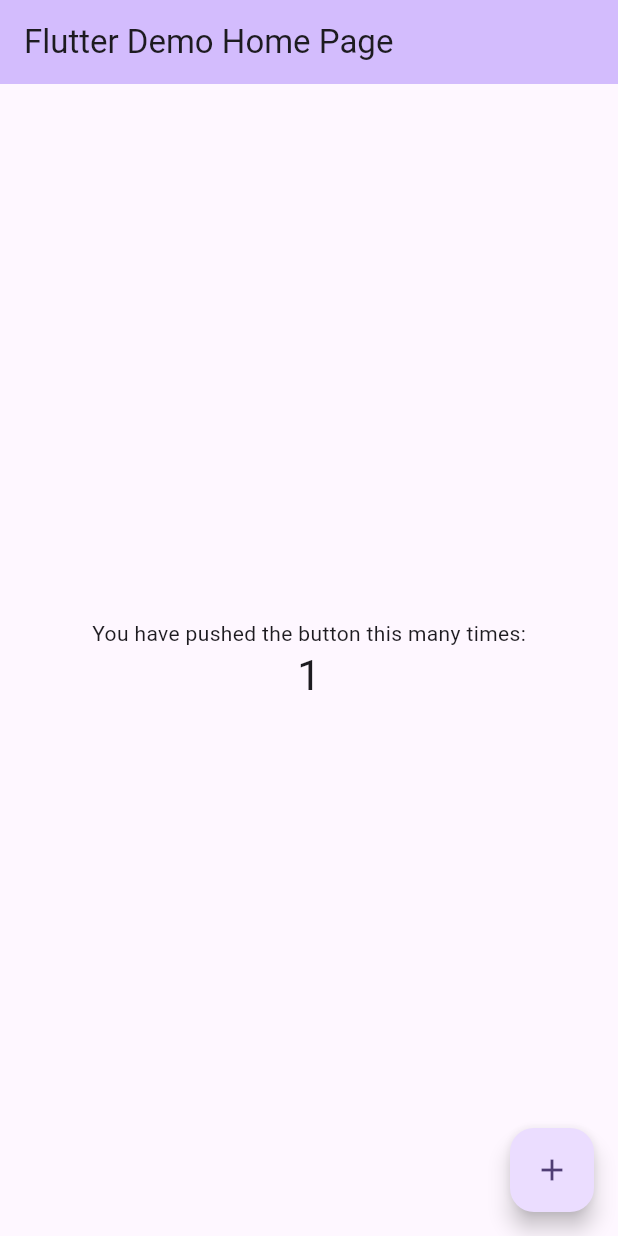
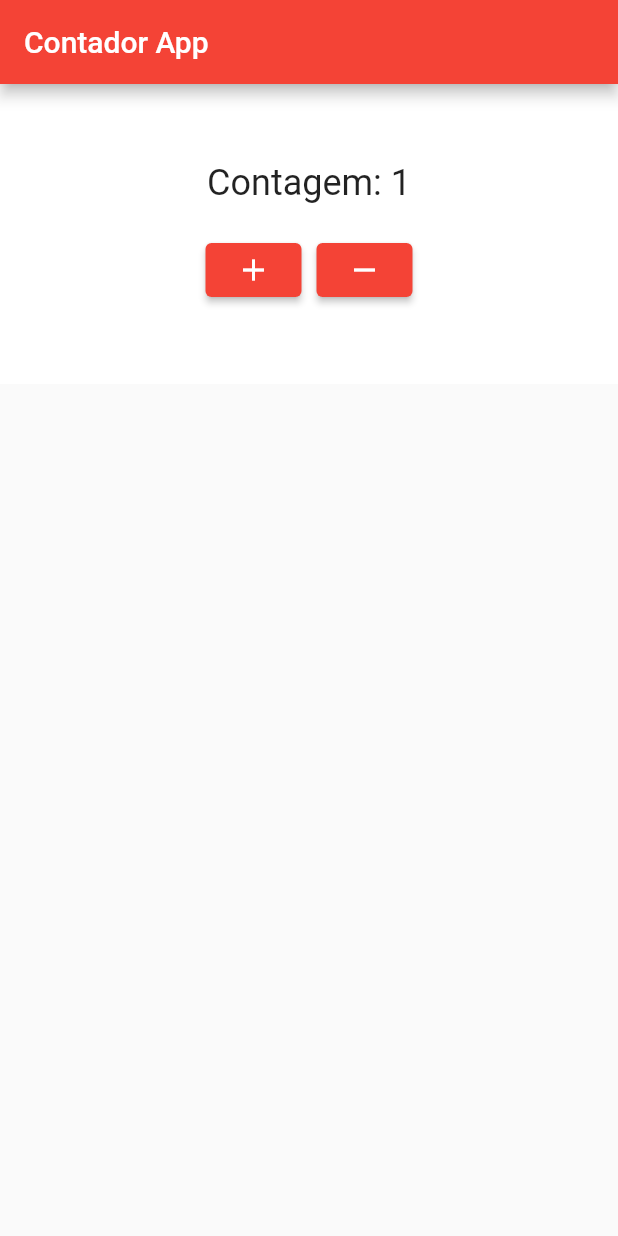
Before and after one commit to EmiliaGabrielly/Projeto-1-Aplicativo-de-Contador, a Flutter app: the screen it shows after launch, after a tap on the "add" icon, on a phone screen of 412 x 824 dp. Run offline on Flutter 3.47's test engine with Material 2 defaults, Android fonts, the phone set to English and light mode, and no system bars.

Commit message:
commit final

```diff
--- a/lib/main.dart
+++ b/lib/main.dart
@@ -1,125 +1,25 @@
 import 'package:flutter/material.dart';
+import 'package:my_app/screens/screens.dart';
 
-void main() {
-  runApp(const MyApp());
+main() => runApp(const ContadorApp());
+
+class ContadorApp extends StatefulWidget {
+  const ContadorApp({super.key});
+
+  @override
+  _ContadorAppState createState() => _ContadorAppState();
 }
 
-class MyApp extends StatelessWidget {
-  const MyApp({super.key});
-
-  // This widget is the root of your application.
+class _ContadorAppState extends State<ContadorApp> {
   @override
   Widget build(BuildContext context) {
     return MaterialApp(
-      title: 'Flutter Demo',
-      theme: ThemeData(
-        // This is the theme of your application.
-        //
-        // TRY THIS: Try running your application with "flutter run". You'll see
-        // the application has a blue toolbar. Then, without quitting the app,
-        // try changing the seedColor in the colorScheme below to Colors.green
-        // and then invoke "hot reload" (save your changes or press the "hot
-        // reload" button in a Flutter-supported IDE, or press "r" if you used
-        // the command line to start the app).
-        //
-        // Notice that the counter didn't reset back to zero; the application
-        // state is not lost during the reload. To reset the state, use hot
-        // restart instead.
-        //
-        // This works for code too, not just values: Most code changes can be
-        // tested with just a hot reload.
-        colorScheme: ColorScheme.fromSeed(seedColor: Colors.deepPurple),
-        useMaterial3: true,
-      ),
-      home: const MyHomePage(title: 'Flutter Demo Home Page'),
-    );
+        title: 'Flutter demo',
+        theme: ThemeData(
+          primarySwatch: Colors.red,
+        ),
+        home: const ContadorScreens(
+          title: 'contador app',
+        ));
   }
 }
-
-class MyHomePage extends StatefulWidget {
-  const MyHomePage({super.key, required this.title});
-
-  // This widget is the home page of your application. It is stateful, meaning
-  // that it has a State object (defined below) that contains fields that affect
-  // how it looks.
-
-  // This class is the configuration for the state. It holds the values (in this
-  // case the title) provided by the parent (in this case the App widget) and
-  // used by the build method of the State. Fields in a Widget subclass are
-  // always marked "final".
-
-  final String title;
-
-  @override
-  State<MyHomePage> createState() => _MyHomePageState();
-}
-
-class _MyHomePageState extends State<MyHomePage> {
-  int _counter = 0;
-
-  void _incrementCounter() {
-    setState(() {
-      // This call to setState tells the Flutter framework that something has
-      // changed in this State, which causes it to rerun the build method below
-      // so that the display can reflect the updated values. If we changed
-      // _counter without calling setState(), then the build method would not be
-      // called again, and so nothing would appear to happen.
-      _counter++;
-    });
-  }
-
-  @override
-  Widget build(BuildContext context) {
-    // This method is rerun every time setState is called, for instance as done
-    // by the _incrementCounter method above.
-    //
-    // The Flutter framework has been optimized to make rerunning build methods
-    // fast, so that you can just rebuild anything that needs updating rather
-    // than having to individually change instances of widgets.
-    return Scaffold(
-      appBar: AppBar(
-        // TRY THIS: Try changing the color here to a specific color (to
-        // Colors.amber, perhaps?) and trigger a hot reload to see the AppBar
-        // change color while the other colors stay the same.
-        backgroundColor: Theme.of(context).colorScheme.inversePrimary,
-        // Here we take the value from the MyHomePage object that was created by
-        // the App.build method, and use it to set our appbar title.
-        title: Text(widget.title),
-      ),
-      body: Center(
-        // Center is a layout widget. It takes a single child and positions it
-        // in the middle of the parent.
-        child: Column(
-          // Column is also a layout widget. It takes a list of children and
-          // arranges them vertically. By default, it sizes itself to fit its
-          // children horizontally, and tries to be as tall as its parent.
-          //
-          // Column has various properties to control how it sizes itself and
-          // how it positions its children. Here we use mainAxisAlignment to
-          // center the children vertically; the main axis here is the vertical
-          // axis because Columns are vertical (the cross axis would be
-          // horizontal).
-          //
-          // TRY THIS: Invoke "debug painting" (choose the "Toggle Debug Paint"
-          // action in the IDE, or press "p" in the console), to see the
-          // wireframe for each widget.
-          mainAxisAlignment: MainAxisAlignment.center,
-          children: <Widget>[
-            const Text(
-              'You have pushed the button this many times:',
-            ),
-            Text(
-              '$_counter',
-              style: Theme.of(context).textTheme.headlineMedium,
-            ),
-          ],
-        ),
-      ),
-      floatingActionButton: FloatingActionButton(
-        onPressed: _incrementCounter,
-        tooltip: 'Increment',
-        child: const Icon(Icons.add),
-      ), // This trailing comma makes auto-formatting nicer for build methods.
-    );
-  }
-}
--- /dev/null
+++ b/lib/screens/screens.dart
@@ -0,0 +1,69 @@
+import 'package:flutter/material.dart';
+
+class ContadorScreens extends StatefulWidget {
+  const ContadorScreens({Key? key, required this.title}) : super(key: key);
+
+  final String title;
+
+  @override
+  State<ContadorScreens> createState() => _ContadorScreensState();
+}
+
+class _ContadorScreensState extends State<ContadorScreens> {
+  int _counter = 0; // Variável para armazenar o valor do contador
+
+  void _incrementCounter() {
+    setState(() {
+      _counter++; // Incrementa o valor do contador em 1
+    });
+  }
+
+  void _decrementCounter() {
+    setState(() {
+      _counter--; // Decrementa o valor do contador em 1
+    });
+  }
+
+  @override
+  Widget build(BuildContext context) {
+    return Scaffold(
+      appBar: AppBar(
+        title: Text('Contador App'), // Título da barra de aplicativo
+      ),
+      body: Container(
+        height: 200,
+        width: MediaQuery.of(context).size.width,
+        decoration: BoxDecoration(
+          color: Colors.white,
+          shape: BoxShape.rectangle,
+        ),
+        child: Column(
+          mainAxisAlignment: MainAxisAlignment.center,
+          children: <Widget>[
+            Text(
+              'Contagem: $_counter', // Exibe o valor atual do contador
+              style: TextStyle(fontSize: 24),
+            ),
+
+            SizedBox(height: 20), // Espaço em branco
+            Row(
+              mainAxisAlignment: MainAxisAlignment.center,
+              children: <Widget>[
+                ElevatedButton(
+                  onPressed: _incrementCounter,
+                  child: Icon(Icons.add), // Botão de incremento
+                ),
+
+                SizedBox(width: 10), // Espaço em branco
+                ElevatedButton(
+                  onPressed: _decrementCounter,
+                  child: Icon(Icons.remove), // Botão de decremento
+                ),
+              ],
+            ),
+          ],
+        ),
+      ),
+    );
+  }
+}
--- /dev/null
+++ b/lib/widgets/widgets.dart
@@ -0,0 +1 @@
+//armazenamento de reutilizaveis
```
Also changed, not shown: 1 other file.
